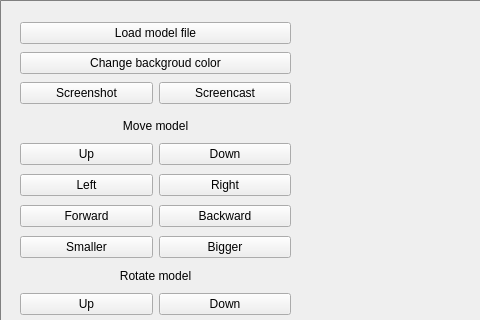
Old version of the form src/3D_Viewer/mainwindow.ui in the repository Ankononenko/s21_3DViewer; both pictures show x 0 to 480 and y 0 to 320 of the 1200 by 800 pixel window.
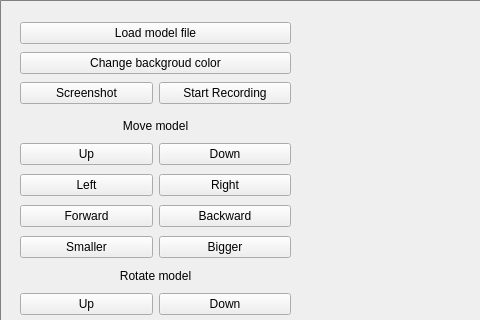
New version of the form. Custom widgets are drawn as their Qt base class.

Patch:
```diff
--- a/src/3D_Viewer/mainwindow.ui
+++ b/src/3D_Viewer/mainwindow.ui
@@ -578,7 +578,7 @@
      <item row="2" column="1">
       <widget class="QPushButton" name="screencastButton">
        <property name="text">
-        <string>Screencast</string>
+        <string>Start Recording</string>
        </property>
       </widget>
      </item>
```
Left out of the diff: 4 changed lines with no effect on the pictures.
